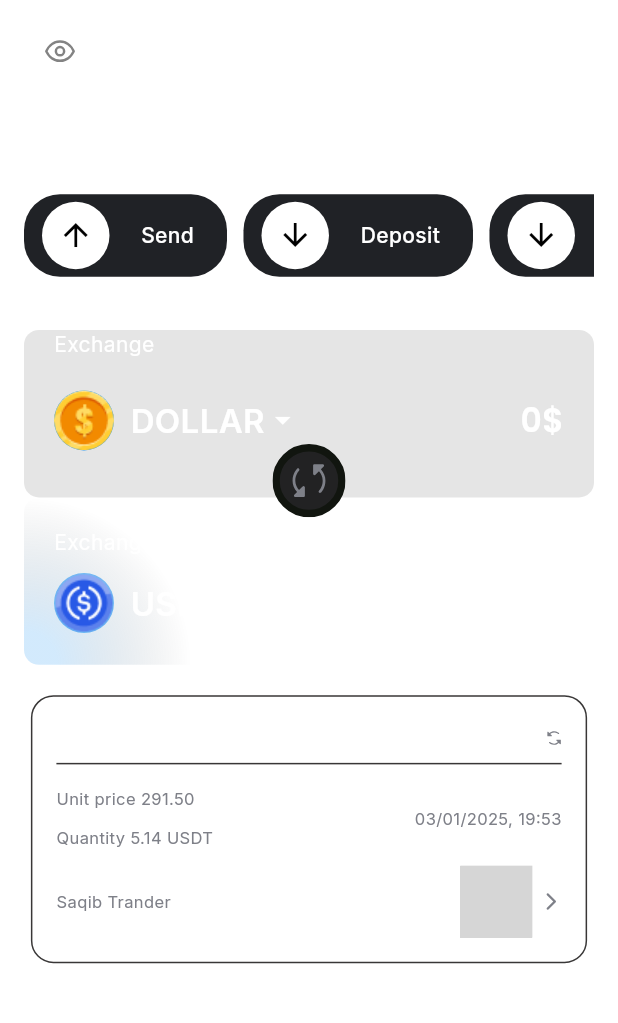
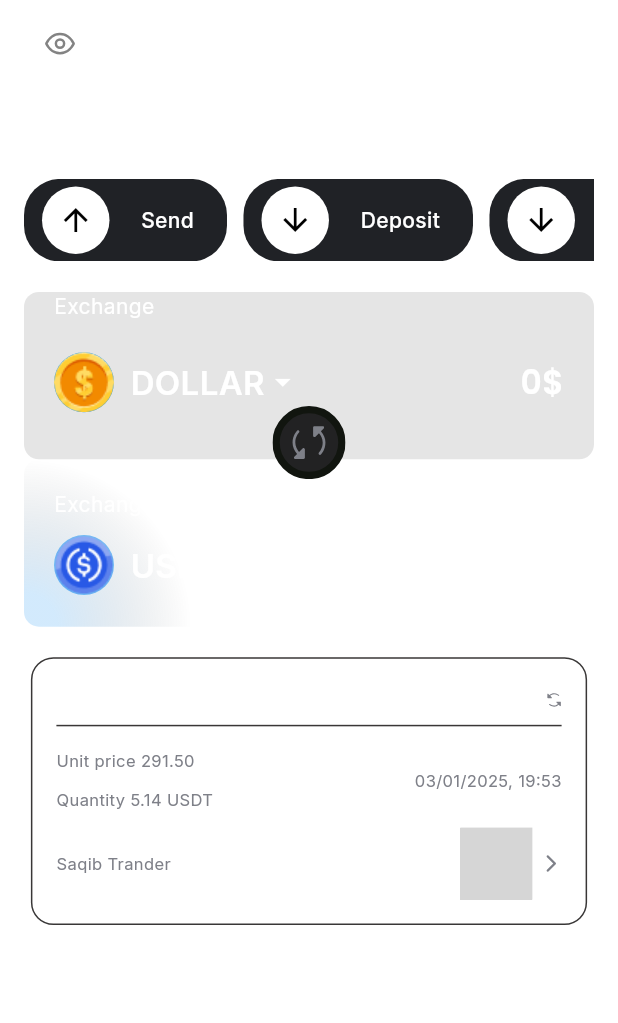
Before and after one commit to arsalanshahzad1/ucrypted, a Flutter app: the HomePage screen opened directly, after a tap on an icon or button, on a phone screen of 412 x 824 dp, the part 84-1107 px from its top. Run offline on Flutter 3.47's test engine with Material 3 defaults, Android fonts, the phone set to English and light mode, and no system bars; our stand-ins replace device_preview, flutter_screenutil, flutter_svg, get, google_fonts, gradient_borders; missing offline and left inert: interactive_chart; grey boxes are pictures that could not be loaded.

Commit message:
updated code

```diff
--- a/lib/screens/chat_room_screen.dart
+++ b/lib/screens/chat_room_screen.dart
@@ -34,7 +34,7 @@ class _ChatRoomScreenState extends State<ChatRoomScreen> {
               50.vSpace,
               Row(
                 mainAxisAlignment: MainAxisAlignment.spaceBetween,
-                children: [
+                children: <Widget>[
                   SizedBox(
                     height: 40,
                     width: 40,
--- a/lib/screens/create_new_pass_screen.dart
+++ b/lib/screens/create_new_pass_screen.dart
@@ -5,8 +5,6 @@ import 'package:get/get.dart';
 import 'package:google_fonts/google_fonts.dart';
 import 'package:ucrypted_app/screens/reset_pass_success_screen.dart';
 import 'package:ucrypted_app/utilities/app_colors.dart';
-import 'package:ucrypted_app/utilities/app_print.dart';
-import 'package:ucrypted_app/utilities/custom_textfield.dart';
 import 'package:ucrypted_app/utilities/extensions.dart';
 import 'package:ucrypted_app/utilities/gradient_text.dart';
 import 'package:ucrypted_app/utilities/routing_service.dart';
--- a/lib/screens/discover_buy_screen.dart
+++ b/lib/screens/discover_buy_screen.dart
@@ -5,7 +5,6 @@ import 'package:get/get.dart';
 import 'package:google_fonts/google_fonts.dart';
 import 'package:ucrypted_app/screens/home_screen.dart';
 import 'package:ucrypted_app/utilities/app_colors.dart';
-import 'package:ucrypted_app/utilities/custom_textfield.dart';
 import 'package:ucrypted_app/utilities/extensions.dart';
 import 'package:ucrypted_app/utilities/routing_service.dart';
 import 'package:ucrypted_app/utilities/scaffold_background.dart';
--- a/lib/screens/home_screen.dart
+++ b/lib/screens/home_screen.dart
@@ -151,6 +151,7 @@ class _HomePageState extends State<HomePage> {
     return Scaffold(
       backgroundColor: Colors.transparent,
       appBar: AppBar(
+        surfaceTintColor: Colors.transparent,
         backgroundColor: Colors.transparent,
         leading: GestureDetector(
           onTap: () {
@@ -206,7 +207,7 @@ class _HomePageState extends State<HomePage> {
           padding: const EdgeInsets.symmetric(horizontal: 16),
           child: Column(
             children: [
-              10.vSpace,
+              5.vSpace,
               if (showConverter == false) ...[
                 Row(
                   mainAxisAlignment: MainAxisAlignment.center,
@@ -251,7 +252,7 @@ class _HomePageState extends State<HomePage> {
                     ),
                   ],
                 ),
-                10.vSpace,
+                6.vSpace,
                 Row(
                   mainAxisAlignment: MainAxisAlignment.center,
                   children: [
@@ -294,7 +295,7 @@ class _HomePageState extends State<HomePage> {
                   ),
                 ],
               ),
-              20.vSpace,
+              15.vSpace,
               SingleChildScrollView(
                 scrollDirection: Axis.horizontal,
                 child: Row(
@@ -314,7 +315,7 @@ class _HomePageState extends State<HomePage> {
                   ],
                 ),
               ),
-              35.vSpace,
+              20.vSpace,
               if (!showConverter) ...[
                 Row(
                   mainAxisAlignment: MainAxisAlignment.spaceBetween,
@@ -323,7 +324,7 @@ class _HomePageState extends State<HomePage> {
                     GestureDetector(onTap: () {}, child: Text("See all", style: GoogleFonts.poppins(fontSize: 12, fontWeight: FontWeight.w500, color: Color(0xff838383)))),
                   ],
                 ),
-                25.vSpace,
+                10.vSpace,
               ],
               if (showConverter == false) ...[
                 SingleChildScrollView(
@@ -816,7 +817,7 @@ class _HomePageState extends State<HomePage> {
               width: 180.w,
               child: Image.asset(
                 asset,
-                color: Color(0xff202226).withOpacity(0.5),
+                color: Color(0xff202226).withOpacity(0.70),
               ),
             ),
           ),
@@ -828,7 +829,8 @@ class _HomePageState extends State<HomePage> {
             padding: const EdgeInsets.symmetric(vertical: 10, horizontal: 10),
             decoration: BoxDecoration(
               border: Border.all(color: AppColors.white, width: 1.0),
-              color: Color(0xff202226).withOpacity(0.2),
+              // color: Color(0xff202226).withOpacity(0.55),
+              color: Color.fromARGB(255, 41, 44, 49).withOpacity(0.55),
               borderRadius: BorderRadius.circular(18),
             ),
             child: Column(
--- a/lib/screens/trading_screen.dart
+++ b/lib/screens/trading_screen.dart
@@ -1005,6 +1005,7 @@ class _TradingScreenState extends State<TradingScreen> {
           Expanded(
             child: Align(
               alignment: Alignment.center,
+              // alignment: Alignment.bottomRight,
               child: Text(
                 fourth,
                 style: GoogleFonts.nunito(color: Color(0xffF7F7F7), fontWeight: FontWeight.w700, fontSize: 13),
```
Also changed, not shown: lib/screens/app_imports.dart (added, +73 -0 lines), lib/screens/discover_block_trade_screen.dart (+0 -15 lines), lib/screens/discover_cash_screen.dart (+0 -15 lines), lib/screens/discover_express_screen.dart (line endings or trailing spaces), 1 other file.
